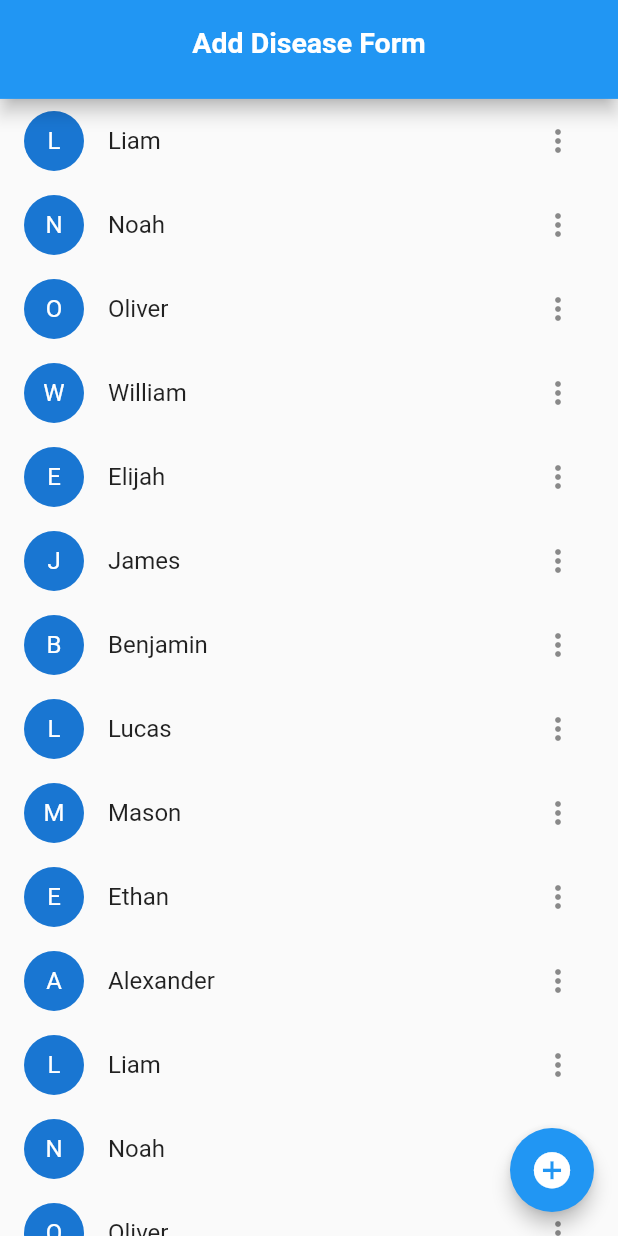
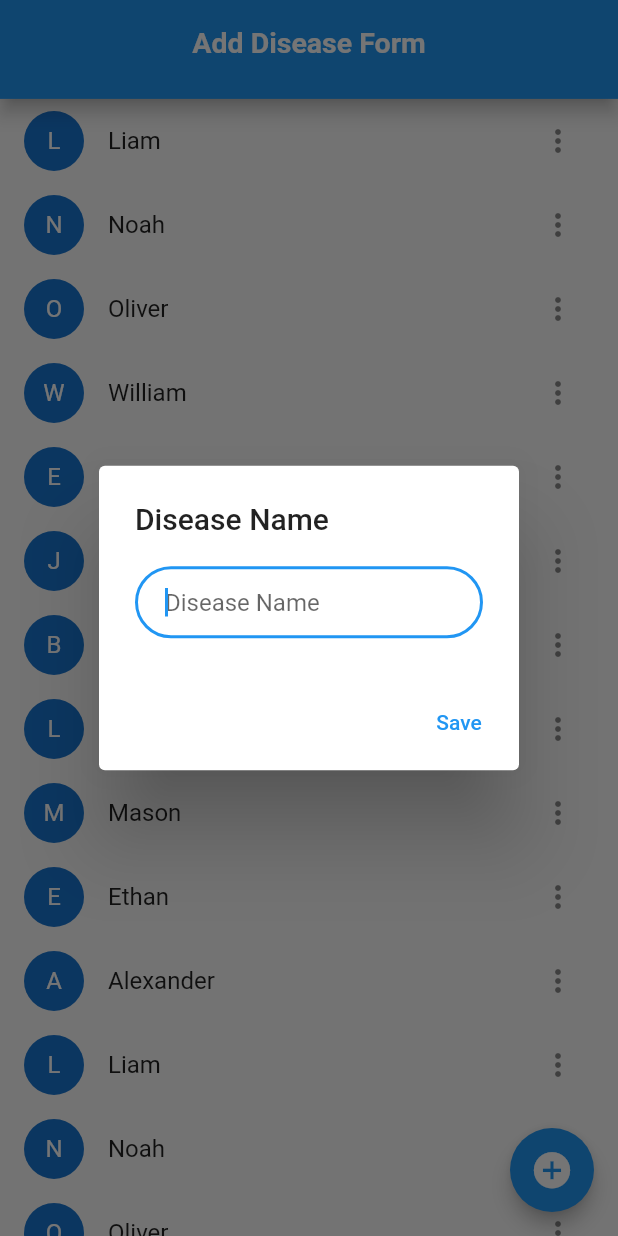
Before and after one commit to piyushwani004/medical_servey_app, a Flutter app: the screen it shows after launch, after a tap on the "add circle" icon, on a phone screen of 412 x 824 dp. Run offline on Flutter 3.47's test engine with Material 2 defaults, Android fonts, the light colour scheme and no system bars; our stand-ins replace google_fonts.

Commit message:
add disease dialoage

```diff
--- a/lib/pages/Admin/add_diseases.dart
+++ b/lib/pages/Admin/add_diseases.dart
@@ -1,4 +1,5 @@
 import 'package:flutter/material.dart';
+import 'package:medical_servey_app/utils/functions.dart';
 import 'package:medical_servey_app/widgets/top_sliver_app_bar.dart';
 
 class AddDiseases extends StatefulWidget {
@@ -54,7 +55,9 @@ class _AddDiseasesState extends State<AddDiseases> {
         ],
       ),
       floatingActionButton: FloatingActionButton(
-        onPressed: () {},
+        onPressed: () {
+          inputDialog(context, inputText: 'Disease Name');
+        },
         child: Icon(
           Icons.add_circle,
           color: Colors.white,
@@ -90,7 +93,6 @@ class _AddDiseasesState extends State<AddDiseases> {
           print('You Click on po up menu item $value');
         },
       ),
-      // </Add>
     );
   }
 }
--- a/lib/utils/functions.dart
+++ b/lib/utils/functions.dart
@@ -1,5 +1,6 @@
 import 'package:flutter/material.dart';
 import 'package:intl/intl.dart';
+import 'package:medical_servey_app/widgets/common.dart';
 
 String? emailValidator(String text) {
   bool validEmail = RegExp(r'^[a-zA-Z0-9+_.-]+@[a-zA-Z0-9.-]+$').hasMatch(text);
@@ -41,3 +42,37 @@ String formatDate(oldFormat) {
   String _date = DateFormat('yyyy-MM-dd').format(dt).toString().split(" ")[0];
   return _date;
 }
+
+Future inputDialog(BuildContext context, {required String inputText}) async {
+  return showDialog(
+    context: context,
+    barrierDismissible:
+        false, // dialog is dismissible with a tap on the barrier
+    builder: (BuildContext context) {
+      return AlertDialog(
+        title: Text(inputText),
+        content: new Row(
+          children: [
+            Expanded(
+                child: TextField(
+              autofocus: true,
+              decoration: Common.textFormFieldInputDecoration(
+                  labelText: "Disease Name"),
+              onChanged: (value) {
+                inputText = value;
+              },
+            ))
+          ],
+        ),
+        actions: [
+          TextButton(
+            child: Text('Save'),
+            onPressed: () {
+              Navigator.of(context).pop(inputText);
+            },
+          ),
+        ],
+      );
+    },
+  );
+}
```
